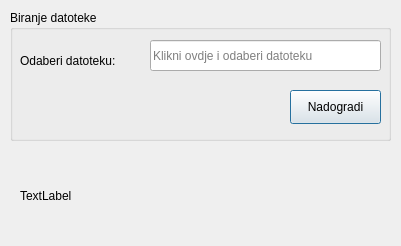
Above: untitled.ui from hrvoojex/pantheon_upgrade_local before the change. Below: the same form after it.
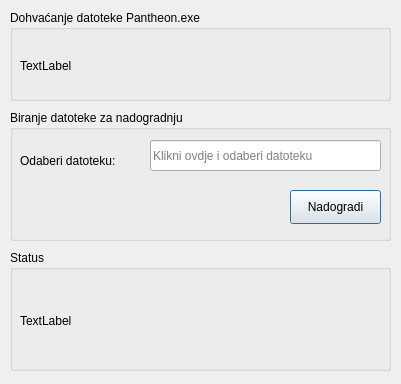
That is the form after the change.

Commit message: Added new design.py file for new label for download link.

```diff
--- a/untitled.ui
+++ b/untitled.ui
@@ -7,7 +7,7 @@
     <x>0</x>
     <y>0</y>
     <width>401</width>
-    <height>246</height>
+    <height>384</height>
    </rect>
   </property>
   <property name="windowTitle">
@@ -17,13 +17,13 @@
    <property name="geometry">
     <rect>
      <x>10</x>
-     <y>10</y>
+     <y>110</y>
      <width>381</width>
      <height>131</height>
     </rect>
    </property>
    <property name="title">
-    <string>Biranje datoteke</string>
+    <string>Biranje datoteke za nadogradnju</string>
    </property>
    <widget class="QLineEdit" name="lineEdit">
     <property name="geometry">
@@ -65,18 +65,57 @@
     </property>
    </widget>
   </widget>
-  <widget class="QLabel" name="label_2">
+  <widget class="QGroupBox" name="groupBox_2">
    <property name="geometry">
     <rect>
-     <x>20</x>
-     <y>170</y>
-     <width>371</width>
-     <height>51</height>
+     <x>10</x>
+     <y>250</y>
+     <width>381</width>
+     <height>121</height>
     </rect>
    </property>
-   <property name="text">
-    <string>TextLabel</string>
+   <property name="title">
+    <string>Status</string>
    </property>
+   <widget class="QLabel" name="label_3">
+    <property name="geometry">
+     <rect>
+      <x>10</x>
+      <y>30</y>
+      <width>371</width>
+      <height>81</height>
+     </rect>
+    </property>
+    <property name="text">
+     <string>TextLabel</string>
+    </property>
+   </widget>
+  </widget>
+  <widget class="QGroupBox" name="groupBox_3">
+   <property name="geometry">
+    <rect>
+     <x>10</x>
+     <y>10</y>
+     <width>381</width>
+     <height>91</height>
+    </rect>
+   </property>
+   <property name="title">
+    <string>Dohvaćanje datoteke Pantheon.exe</string>
+   </property>
+   <widget class="QLabel" name="label_2">
+    <property name="geometry">
+     <rect>
+      <x>10</x>
+      <y>30</y>
+      <width>361</width>
+      <height>51</height>
+     </rect>
+    </property>
+    <property name="text">
+     <string>TextLabel</string>
+    </property>
+   </widget>
   </widget>
  </widget>
  <resources/>
```
The commit also changes 2 other files.
